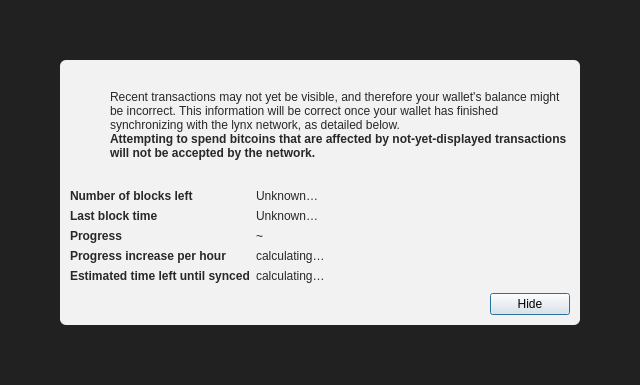
Old version of the form src/qt/forms/modaloverlay.ui in the repository getlynx/Lynx.
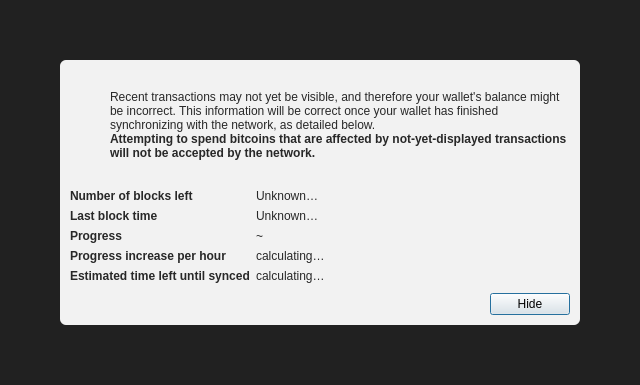
New version of the form. Icons and pictures are not drawn.

```diff
--- a/src/qt/forms/modaloverlay.ui
+++ b/src/qt/forms/modaloverlay.ui
@@ -130,7 +130,7 @@
              <item>
               <widget class="QLabel" name="infoText">
                <property name="text">
-                <string>Recent transactions may not yet be visible, and therefore your wallet's balance might be incorrect. This information will be correct once your wallet has finished synchronizing with the lynx network, as detailed below.</string>
+                <string>Recent transactions may not yet be visible, and therefore your wallet's balance might be incorrect. This information will be correct once your wallet has finished synchronizing with the network, as detailed below.</string>
                </property>
                <property name="textFormat">
                 <enum>Qt::RichText</enum>
```
